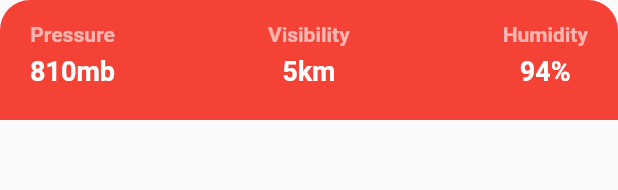
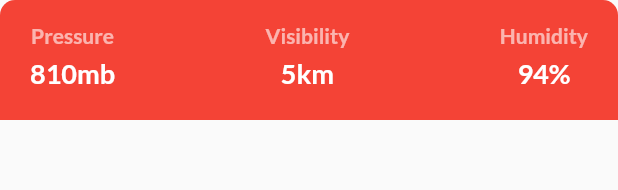
Before and after one commit to Bipinoli/Flutter-Weather-App, a Flutter app: the BottomRow widget shown alone on an empty page, opened directly, on a phone screen of 412 x 824 dp. Shown: the top 190 px of the screen. Run offline on Flutter 3.47's test engine with Material 2 defaults, Android fonts, the phone set to English and light mode, and no system bars; network calls fail; statements that could not run were skipped.

Commit message:
changed fonts + colors

```diff
--- /dev/null
+++ b/lib/constants/colors.dart
@@ -0,0 +1,8 @@
+import 'dart:ui';
+
+class CustomColors {
+  static const Color black = Color(0xFF25283D);
+  static const Color gray = Color(0xFF6F8695);
+  static const Color white = Color(0xFFFBFBFF);
+  static const Color red = Color(0xFFF44336);
+}
--- a/lib/main.dart
+++ b/lib/main.dart
@@ -1,4 +1,5 @@
 import 'package:flutter/material.dart';
+import 'package:weather_app/constants/colors.dart';
 import 'package:weather_app/screens/home_screen/home_screen.dart';
 
 void main() {
@@ -9,9 +10,11 @@ class MyApp extends StatelessWidget {
   @override
   Widget build(BuildContext context) {
     return MaterialApp(
+      debugShowCheckedModeBanner: false,
       title: "Flutter Weather App",
       theme: ThemeData(
-        primaryColor: Colors.red,
+        primaryColor: CustomColors.red,
+        fontFamily: "Lato",
       ),
       home: HomeScreen(),
     );
--- a/lib/screens/home_screen/bottom_row.dart
+++ b/lib/screens/home_screen/bottom_row.dart
@@ -8,12 +8,11 @@ class BottomRow extends StatelessWidget {
     return Container(
       height: 80.0,
       padding: EdgeInsets.symmetric(horizontal: 20.0, vertical: 15.0),
-      margin: EdgeInsets.only(bottom: 20.0),
       decoration: BoxDecoration(
         color: Colors.red,
         borderRadius: BorderRadius.only(
-          topLeft: Radius.circular(20.0),
-          topRight: Radius.circular(20.0),
+          topLeft: Radius.circular(10.0),
+          topRight: Radius.circular(10.0),
         ),
       ),
       child: Column(
--- a/lib/widgets/custom_graph/custom_graph.dart
+++ b/lib/widgets/custom_graph/custom_graph.dart
@@ -1,4 +1,5 @@
 import "package:flutter/material.dart";
+import 'package:weather_app/constants/colors.dart';
 
 import 'custom_painter.dart';
 import 'graph_utils.dart';
@@ -29,7 +30,7 @@ Widget _buildGraphLabels({
                 "${dataY[index]}°",
                 style: TextStyle(
                   fontWeight: FontWeight.bold,
-                  color: Colors.black,
+                  color: CustomColors.black,
                 ),
               ),
             ],
@@ -44,7 +45,7 @@ Widget _buildGraphLabels({
           top: loc.dy + 10.0,
           child: Text(labelTexts[index],
               style: TextStyle(
-                color: Colors.black54,
+                color: CustomColors.gray,
                 fontWeight: FontWeight.w500,
                 fontSize: 12.0,
               )),
--- a/lib/widgets/custom_graph/custom_painter.dart
+++ b/lib/widgets/custom_graph/custom_painter.dart
@@ -1,4 +1,5 @@
 import 'package:flutter/material.dart';
+import 'package:weather_app/constants/colors.dart';
 
 import 'graph_utils.dart';
 
@@ -18,7 +19,7 @@ class GraphLinePainter extends CustomPainter {
   @override
   void paint(Canvas canvas, Size size) {
     var paint = Paint();
-    paint.color = Colors.red;
+    paint.color = CustomColors.red;
     paint.strokeWidth = 1.0;
     paint.style = PaintingStyle.stroke;
 
@@ -43,7 +44,7 @@ class GraphLinePainter extends CustomPainter {
     paint.style = PaintingStyle.fill;
     paint.color = Color(0x22ff0000);
     canvas.drawCircle(circlePos, 11.0, paint);
-    paint.color = Colors.red;
+    paint.color = CustomColors.red;
     canvas.drawCircle(circlePos, 5.0, paint);
   }
 
```
Also changed, not shown: lib/screens/home_screen/home_screen.dart (+12 -10 lines), pubspec.yaml (+36 -0 lines), assets/fonts/Lato/Lato-Bold.ttf (added), assets/fonts/Lato/Lato-Regular.ttf (added), assets/fonts/Montserrat/Montserrat-Bold.ttf (added), assets/fonts/Montserrat/Montserrat-Medium.ttf (added), assets/fonts/Montserrat/Montserrat-Regular.ttf (added), assets/fonts/Montserrat/Montserrat-SemiBold.ttf (added), assets/fonts/Raleway/Raleway-Bold.ttf (added), assets/fonts/Raleway/Raleway-Medium.ttf (added), assets/fonts/Raleway/Raleway-Regular.ttf (added), assets/fonts/Raleway/Raleway-SemiBold.ttf (added), assets/fonts/Roboto/Roboto-Bold.ttf (added), assets/fonts/Roboto/Roboto-Medium.ttf (added), 1 more files.
